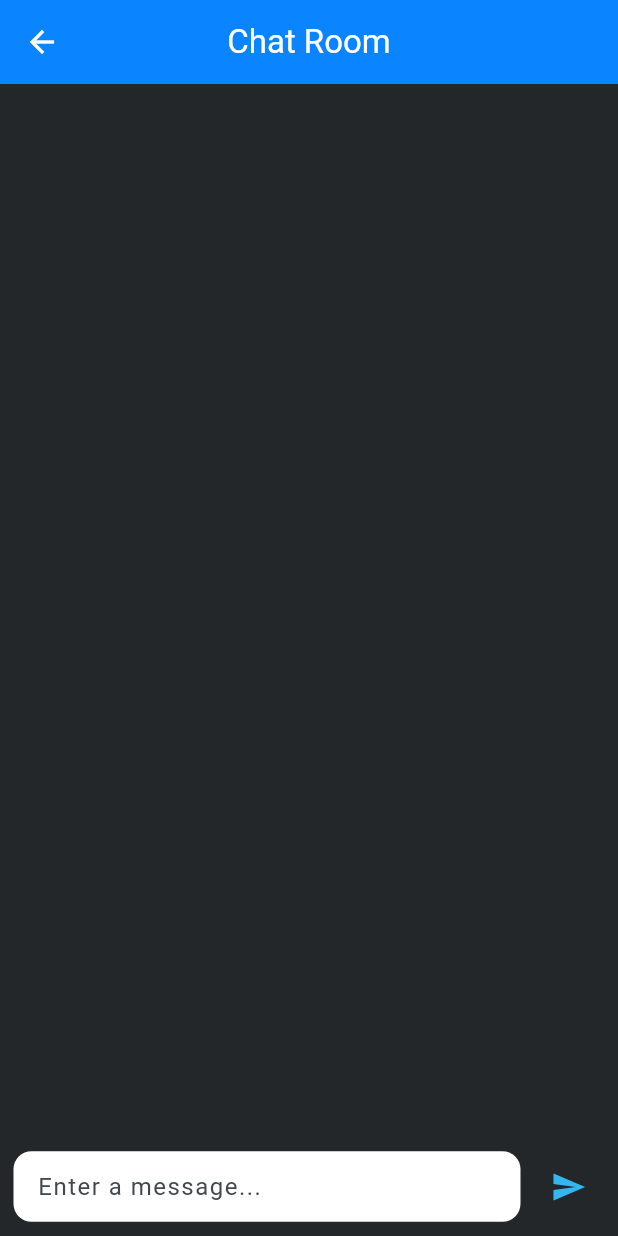
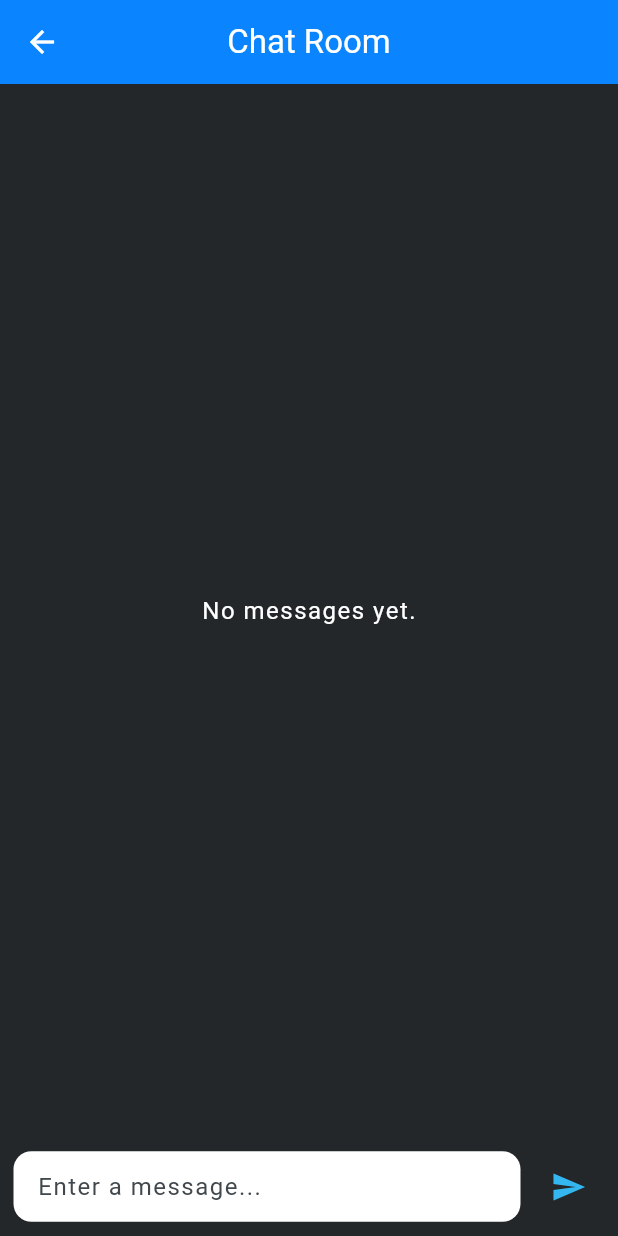
Before and after one commit to nicole1drinkwater/Chat-room-App, a Flutter app: the ChatRoomScreen screen opened by its route, on a phone screen of 412 x 824 dp. Run offline on Flutter 3.47's test engine with Material 3 defaults, Android fonts, the phone set to English and light mode, and no system bars; our stand-ins replace chat_bubbles, cloud_firestore, firebase_core, firebase_messaging, google_fonts; accounts and stored records are empty; Roboto replaces fonts that are missing (Kanit).

Commit message:
The chat room now successfully loads the messsages with the streamer. But it shows no messages yet for a split moment after hitting send

```diff
--- a/chatroom/lib/screens/chat_room/chat_room.dart
+++ b/chatroom/lib/screens/chat_room/chat_room.dart
@@ -88,7 +88,6 @@ class _ChatRoomScreenState extends State<ChatRoomScreen> {
 
   @override
   Widget build(BuildContext context) {
-    WidgetsBinding.instance.addPostFrameCallback((_) => scrollToBottom());
 
     return Scaffold(
       appBar: AppBar(
@@ -97,13 +96,24 @@ class _ChatRoomScreenState extends State<ChatRoomScreen> {
       body: Column(
         children: [
           Expanded(
-              child: Consumer<MessageStore>(
-                builder: (context, value, child) {
+              child: StreamBuilder<List<Message>> (
+                stream: Provider.of<MessageStore>(context).messagesStream,
+                builder: (context, snapshot) {
+
+                  if (!snapshot.hasData || snapshot.data!.isEmpty) {
+        return const Center(child: StyledText("No messages yet."));
+      }
+
+
+                  final messages = snapshot.data!;
+
+                  scrollToBottom();
+
                   return ListView.builder(
                     controller: _scrollController,
-                    itemCount: value.messages.length,
+                    itemCount: messages.length,
                     itemBuilder: (_, index) {
-                      final message = value.messages[index];
+                      final message = messages[index];
 
                       return MessageCard(message: message,);
                     }
--- a/chatroom/lib/services/firestore_service.dart
+++ b/chatroom/lib/services/firestore_service.dart
@@ -35,7 +35,7 @@ class FirestoreService {
   }
 
   static Stream<QuerySnapshot<Message>> getMessagesStream() {
-    return messageRef.orderBy('timeSent', descending: false).snapshots();
+    return messageRef.snapshots();
   }
 
  }
```
